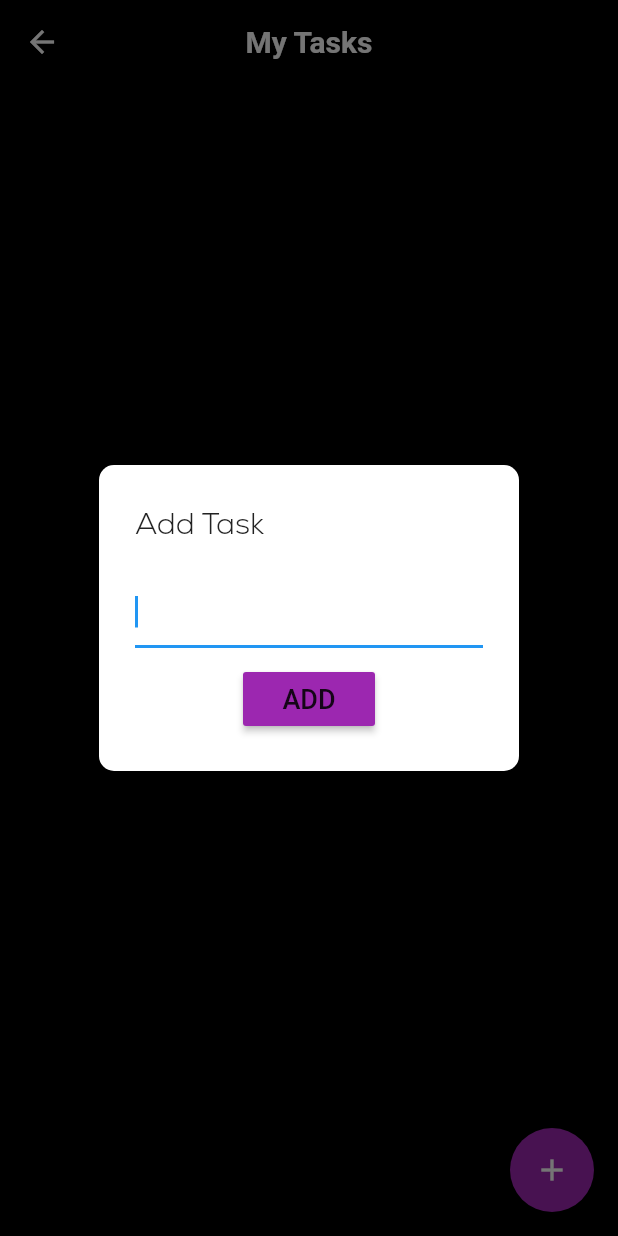
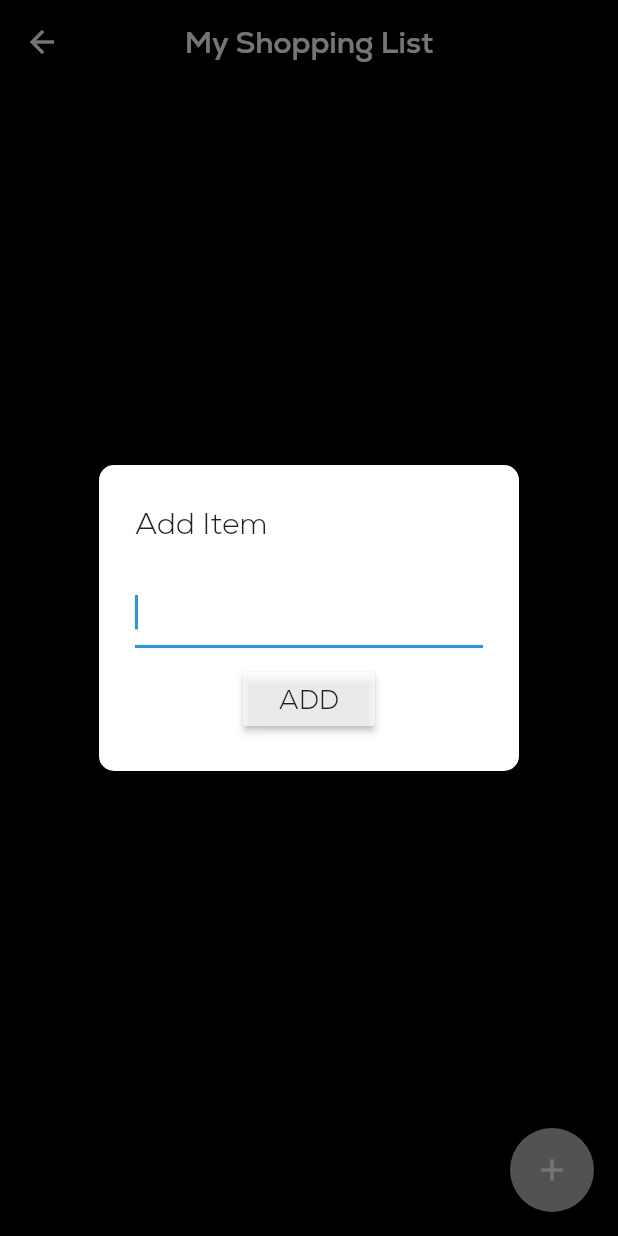
Before and after one commit to Grandayyyy/SmartConsumer, a Flutter app: the todoui screen opened directly, after a tap on the "add" icon, on a phone screen of 412 x 824 dp. Run offline on Flutter 3.47's test engine with Material 2 defaults, Android fonts, the phone set to English and light mode, and no system bars; our stand-ins replace sqflite; missing offline and left inert: barcode_scan; accounts and stored records are empty; Roboto replaces fonts that are missing (Raleway).

Commit message:
edited todoui

```diff
--- a/lib/todoui.dart
+++ b/lib/todoui.dart
@@ -49,7 +49,7 @@ class _todouiState extends State<todoui> {
               row['todo'],
               style: TextStyle(
                 fontSize: 18.0,
-                fontFamily: "Raleway",
+                fontFamily: "NexaDemo",
               ),
             ),
             onLongPress: () {
@@ -74,7 +74,7 @@ class _todouiState extends State<todoui> {
                 borderRadius: BorderRadius.circular(10.0),
               ),
               title: Text(
-                "Add Task",
+                "Add Item",
               ),
               content: Column(
                 mainAxisSize: MainAxisSize.min,
@@ -87,7 +87,7 @@ class _todouiState extends State<todoui> {
                     },
                     style: TextStyle(
                       fontSize: 18.0,
-                      fontFamily: "Raleway",
+                      fontFamily: "NexaDemo",
                     ),
                     decoration: InputDecoration(
                       errorText: validated ? null : errtext,
@@ -110,18 +110,18 @@ class _todouiState extends State<todoui> {
                             } else if (texteditingcontroller.text.length >
                                 512) {
                               setState(() {
-                                errtext = "Too may Chanracters";
+                                errtext = "Too may Characters";
                                 validated = false;
                               });
                             } else {
                               addtodo();
                             }
                           },
-                          color: Colors.purple,
+                          color: Colors.white70,
                           child: Text("ADD",
                               style: TextStyle(
                                 fontSize: 18.0,
-                                fontFamily: "Raleway",
+                                fontFamily: "NexaDemo",
                               )),
                         )
                       ],
@@ -153,15 +153,15 @@ class _todouiState extends State<todoui> {
                   Icons.add,
                   color: Colors.white,
                 ),
-                backgroundColor: Colors.purple,
+                backgroundColor: Colors.white70,
               ),
               appBar: AppBar(
                 backgroundColor: Colors.black,
                 centerTitle: true,
                 title: Text(
-                  "My Tasks",
+                  "My Shopping List",
                   style: TextStyle(
-                    fontFamily: "Raleway",
+                    fontFamily: "NexaDemo",
                     fontWeight: FontWeight.bold,
                   ),
                 ),
@@ -169,8 +169,8 @@ class _todouiState extends State<todoui> {
               backgroundColor: Colors.black,
               body: Center(
                 child: Text(
-                  "No Task Avaliable",
-                  style: TextStyle(fontFamily: "Raleway", fontSize: 20.0),
+                  "No Item Avaliable",
+                  style: TextStyle(fontFamily: "NexaDemo", fontSize: 20.0),
                 ),
               ),
             );
@@ -188,9 +188,9 @@ class _todouiState extends State<todoui> {
                 backgroundColor: Colors.black,
                 centerTitle: true,
                 title: Text(
-                  "My Tasks",
+                  "My Items",
                   style: TextStyle(
-                    fontFamily: "Raleway",
+                    fontFamily: "NexaDemo",
                     fontWeight: FontWeight.bold,
                   ),
                 ),
```
Also changed, not shown: lib/main.dart (+6 -8 lines), lib/shoppingcart.dart (deleted, +0 -143 lines).
